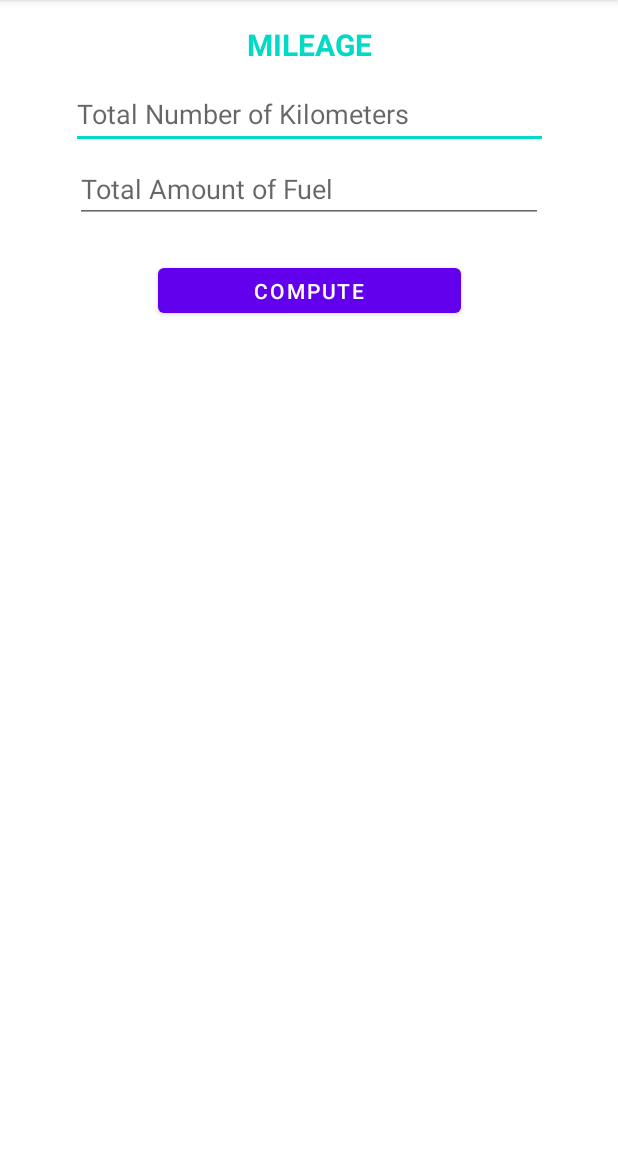
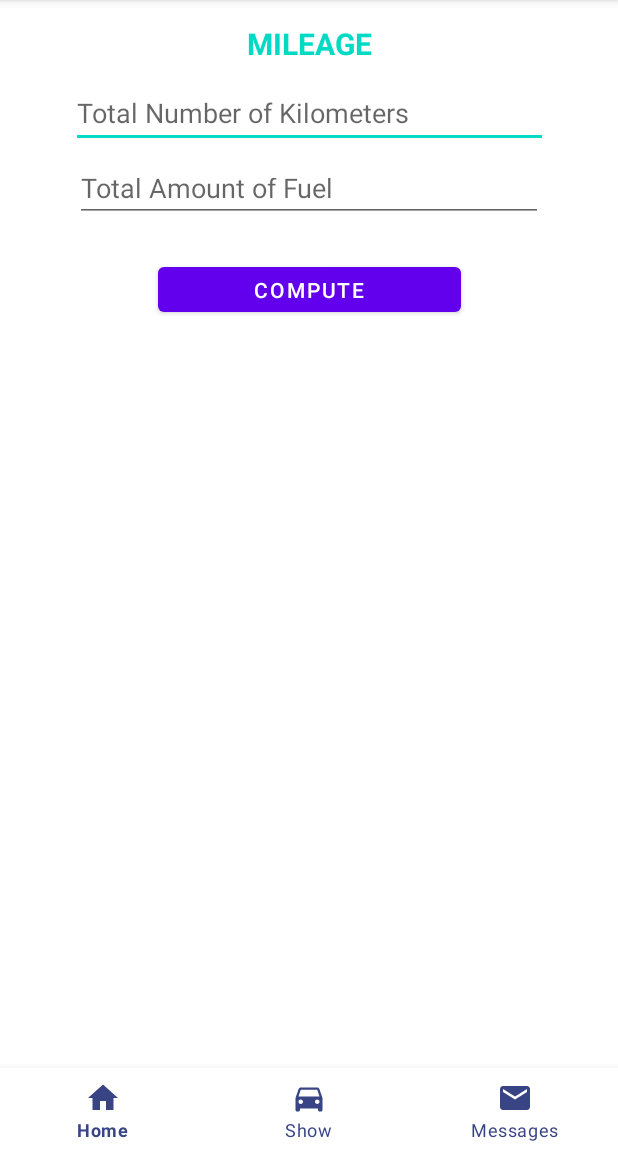
Before and after one commit to Nzovia/MileageChecker, an Android app: the screen it shows after launch (MainActivity), on a phone screen of 412 x 824 dp, the part 84-1236 px from its top. Run offline under Robolectric (Android 15) with nearby library versions, the light colour scheme and no system bars.

Commit message:
bottom navigation for traversing from home fragment to show and chats respectively

```diff
--- a/app/build.gradle
+++ b/app/build.gradle
@@ -37,7 +37,12 @@ dependencies {
     implementation 'androidx.appcompat:appcompat:1.3.1'
     implementation 'com.google.android.material:material:1.4.0'
     implementation 'androidx.constraintlayout:constraintlayout:2.1.1'
+    implementation 'androidx.legacy:legacy-support-v4:1.0.0'
     testImplementation 'junit:junit:4.+'
     androidTestImplementation 'androidx.test.ext:junit:1.1.3'
     androidTestImplementation 'androidx.test.espresso:espresso-core:3.4.0'
+    //recyclerview
+    implementation 'androidx.recyclerview:recyclerview:1.2.0'
+    //cardView
+    implementation 'androidx.cardview:cardview:1.0.0'
 }
--- a/app/src/main/java/com/nicholas/mileagechecker/MainActivity.kt
+++ b/app/src/main/java/com/nicholas/mileagechecker/MainActivity.kt
@@ -2,13 +2,45 @@ package com.nicholas.mileagechecker
 
 import androidx.appcompat.app.AppCompatActivity
 import android.os.Bundle
+import android.widget.EditText
+import androidx.fragment.app.Fragment
+import com.google.android.material.bottomnavigation.BottomNavigationView
+import com.nicholas.mileagechecker.fragments.CarsFragment
+import com.nicholas.mileagechecker.fragments.HomeFragment
+import com.nicholas.mileagechecker.fragments.MessagesFragment
 
 class MainActivity : AppCompatActivity() {
+    //create variables for the fragments
+    private val home = HomeFragment()
+    private val cars = CarsFragment()
+    private val chats = MessagesFragment()
+
     override fun onCreate(savedInstanceState: Bundle?) {
         super.onCreate(savedInstanceState)
         setContentView(R.layout.activity_main)
         //accessing widgets in Kotlin using their ID's
+        showFragments(home)
+        //to navigate through the items selected we need to select items from the bottomNavigation widget
 
+        val bottom_navigation = findViewById<BottomNavigationView>(R.id.bottomNav)
+        bottom_navigation.setOnNavigationItemSelectedListener() {
+            when(it.itemId){
+                R.id.homefrag -> showFragments(home)
+                R.id.carsfrag -> showFragments(cars)
+                R.id.communicationfrag ->showFragments(chats)
+            }
+            true
+        }
+
+    }
+
+    //Create a function Begin Transaction
+    private fun showFragments(fragment: Fragment){
+        if (fragment != null){
+            val transaction = supportFragmentManager.beginTransaction()
+            transaction.replace(R.id.fragContainer,fragment)
+            transaction.commit()
+        }
 
     }
 }
--- /dev/null
+++ b/app/src/main/java/com/nicholas/mileagechecker/fragments/CarsFragment.kt
@@ -0,0 +1,60 @@
+package com.nicholas.mileagechecker.fragments
+
+import android.os.Bundle
+import androidx.fragment.app.Fragment
+import android.view.LayoutInflater
+import android.view.View
+import android.view.ViewGroup
+import com.nicholas.mileagechecker.R
+
+// TODO: Rename parameter arguments, choose names that match
+// the fragment initialization parameters, e.g. ARG_ITEM_NUMBER
+private const val ARG_PARAM1 = "param1"
+private const val ARG_PARAM2 = "param2"
+
+/**
+ * A simple [Fragment] subclass.
+ * Use the [CarsFragment.newInstance] factory method to
+ * create an instance of this fragment.
+ */
+class CarsFragment : Fragment() {
+    // TODO: Rename and change types of parameters
+    private var param1: String? = null
+    private var param2: String? = null
+
+    override fun onCreate(savedInstanceState: Bundle?) {
+        super.onCreate(savedInstanceState)
+        arguments?.let {
+            param1 = it.getString(ARG_PARAM1)
+            param2 = it.getString(ARG_PARAM2)
+        }
+    }
+
+    override fun onCreateView(
+        inflater: LayoutInflater, container: ViewGroup?,
+        savedInstanceState: Bundle?
+    ): View? {
+        // Inflate the layout for this fragment
+        return inflater.inflate(R.layout.fragment_cars, container, false)
+    }
+
+    companion object {
+        /**
+         * Use this factory method to create a new instance of
+         * this fragment using the provided parameters.
+         *
+         * @param param1 Parameter 1.
+         * @param param2 Parameter 2.
+         * @return A new instance of fragment CarsFragment.
+         */
+        // TODO: Rename and change types and number of parameters
+        @JvmStatic
+        fun newInstance(param1: String, param2: String) =
+            CarsFragment().apply {
+                arguments = Bundle().apply {
+                    putString(ARG_PARAM1, param1)
+                    putString(ARG_PARAM2, param2)
+                }
+            }
+    }
+}
--- /dev/null
+++ b/app/src/main/java/com/nicholas/mileagechecker/fragments/HomeFragment.kt
@@ -0,0 +1,62 @@
+package com.nicholas.mileagechecker.fragments
+
+import android.os.Bundle
+import androidx.fragment.app.Fragment
+import android.view.LayoutInflater
+import android.view.View
+import android.view.ViewGroup
+import com.nicholas.mileagechecker.R
+
+// TODO: Rename parameter arguments, choose names that match
+// the fragment initialization parameters, e.g. ARG_ITEM_NUMBER
+private const val ARG_PARAM1 = "param1"
+private const val ARG_PARAM2 = "param2"
+
+/**
+ * A simple [Fragment] subclass.
+ * Use the [HomeFragment.newInstance] factory method to
+ * create an instance of this fragment.
+ */
+class HomeFragment : Fragment() {
+    // TODO: Rename and change types of parameters
+    private var param1: String? = null
+    private var param2: String? = null
+    //        val enterDistance = this.findViewById(R.id.distance) as EditText
+//        val enterFuel = this.findViewById(R.id.fuel) as EditText
+
+    override fun onCreate(savedInstanceState: Bundle?) {
+        super.onCreate(savedInstanceState)
+        arguments?.let {
+            param1 = it.getString(ARG_PARAM1)
+            param2 = it.getString(ARG_PARAM2)
+        }
+    }
+
+    override fun onCreateView(
+        inflater: LayoutInflater, container: ViewGroup?,
+        savedInstanceState: Bundle?
+    ): View? {
+        // Inflate the layout for this fragment
+        return inflater.inflate(R.layout.fragment_home, container, false)
+    }
+
+    companion object {
+        /**
+         * Use this factory method to create a new instance of
+         * this fragment using the provided parameters.
+         *
+         * @param param1 Parameter 1.
+         * @param param2 Parameter 2.
+         * @return A new instance of fragment HomeFragment.
+         */
+        // TODO: Rename and change types and number of parameters
+        @JvmStatic
+        fun newInstance(param1: String, param2: String) =
+            HomeFragment().apply {
+                arguments = Bundle().apply {
+                    putString(ARG_PARAM1, param1)
+                    putString(ARG_PARAM2, param2)
+                }
+            }
+    }
+}
--- /dev/null
+++ b/app/src/main/java/com/nicholas/mileagechecker/fragments/MessagesFragment.kt
@@ -0,0 +1,60 @@
+package com.nicholas.mileagechecker.fragments
+
+import android.os.Bundle
+import androidx.fragment.app.Fragment
+import android.view.LayoutInflater
+import android.view.View
+import android.view.ViewGroup
+import com.nicholas.mileagechecker.R
+
+// TODO: Rename parameter arguments, choose names that match
+// the fragment initialization parameters, e.g. ARG_ITEM_NUMBER
+private const val ARG_PARAM1 = "param1"
+private const val ARG_PARAM2 = "param2"
+
+/**
+ * A simple [Fragment] subclass.
+ * Use the [MessagesFragment.newInstance] factory method to
+ * create an instance of this fragment.
+ */
+class MessagesFragment : Fragment() {
+    // TODO: Rename and change types of parameters
+    private var param1: String? = null
+    private var param2: String? = null
+
+    override fun onCreate(savedInstanceState: Bundle?) {
+        super.onCreate(savedInstanceState)
+        arguments?.let {
+            param1 = it.getString(ARG_PARAM1)
+            param2 = it.getString(ARG_PARAM2)
+        }
+    }
+
+    override fun onCreateView(
+        inflater: LayoutInflater, container: ViewGroup?,
+        savedInstanceState: Bundle?
+    ): View? {
+        // Inflate the layout for this fragment
+        return inflater.inflate(R.layout.fragment_messages, container, false)
+    }
+
+    companion object {
+        /**
+         * Use this factory method to create a new instance of
+         * this fragment using the provided parameters.
+         *
+         * @param param1 Parameter 1.
+         * @param param2 Parameter 2.
+         * @return A new instance of fragment MessagesFragment.
+         */
+        // TODO: Rename and change types and number of parameters
+        @JvmStatic
+        fun newInstance(param1: String, param2: String) =
+            MessagesFragment().apply {
+                arguments = Bundle().apply {
+                    putString(ARG_PARAM1, param1)
+                    putString(ARG_PARAM2, param2)
+                }
+            }
+    }
+}
--- /dev/null
+++ b/app/src/main/res/drawable/ic_car.xml
@@ -0,0 +1,5 @@
+<vector android:height="24dp" android:tint="#585990"
+    android:viewportHeight="24" android:viewportWidth="24"
+    android:width="24dp" xmlns:android="http://schemas.android.com/apk/res/android">
+    <path android:fillColor="@android:color/white" android:pathData="M18.92,6.01C18.72,5.42 18.16,5 17.5,5h-11c-0.66,0 -1.21,0.42 -1.42,1.01L3,12v8c0,0.55 0.45,1 1,1h1c0.55,0 1,-0.45 1,-1v-1h12v1c0,0.55 0.45,1 1,1h1c0.55,0 1,-0.45 1,-1v-8l-2.08,-5.99zM6.5,16c-0.83,0 -1.5,-0.67 -1.5,-1.5S5.67,13 6.5,13s1.5,0.67 1.5,1.5S7.33,16 6.5,16zM17.5,16c-0.83,0 -1.5,-0.67 -1.5,-1.5s0.67,-1.5 1.5,-1.5 1.5,0.67 1.5,1.5 -0.67,1.5 -1.5,1.5zM5,11l1.5,-4.5h11L19,11L5,11z"/>
+</vector>
--- /dev/null
+++ b/app/src/main/res/drawable/ic_home.xml
@@ -0,0 +1,5 @@
+<vector android:height="24dp" android:tint="#585990"
+    android:viewportHeight="24" android:viewportWidth="24"
+    android:width="24dp" xmlns:android="http://schemas.android.com/apk/res/android">
+    <path android:fillColor="@android:color/white" android:pathData="M10,20v-6h4v6h5v-8h3L12,3 2,12h3v8z"/>
+</vector>
--- /dev/null
+++ b/app/src/main/res/drawable/ic_message.xml
@@ -0,0 +1,5 @@
+<vector android:height="24dp" android:tint="#585990"
+    android:viewportHeight="24" android:viewportWidth="24"
+    android:width="24dp" xmlns:android="http://schemas.android.com/apk/res/android">
+    <path android:fillColor="@android:color/white" android:pathData="M20,4L4,4c-1.1,0 -1.99,0.9 -1.99,2L2,18c0,1.1 0.9,2 2,2h16c1.1,0 2,-0.9 2,-2L22,6c0,-1.1 -0.9,-2 -2,-2zM20,8l-8,5 -8,-5L4,6l8,5 8,-5v2z"/>
+</vector>
--- a/app/src/main/res/layout/activity_main.xml
+++ b/app/src/main/res/layout/activity_main.xml
@@ -5,53 +5,25 @@
     android:layout_width="match_parent"
     android:layout_height="match_parent"
     tools:context=".MainActivity">
+<!--    here wew create framelayout that is the container for all the fragments -->
+    <FrameLayout
+        android:id="@+id/fragContainer"
+        android:layout_width="match_parent"
+        android:layout_height="0dp"
+        app:layout_constraintTop_toTopOf="parent"
+        app:layout_constraintBottom_toTopOf="@+id/bottomNav"
+        />
 
-    <TextView
-        android:id="@+id/textView"
-        android:layout_width="wrap_content"
+    <com.google.android.material.bottomnavigation.BottomNavigationView
+        android:id="@+id/bottomNav"
+        android:layout_width="match_parent"
         android:layout_height="wrap_content"
-        android:text="Mileage"
-        android:textAllCaps="true"
-        android:textColor="@color/teal_200"
-        android:textSize="20sp"
-        android:textStyle="bold"
         app:layout_constraintBottom_toBottomOf="parent"
         app:layout_constraintLeft_toLeftOf="parent"
         app:layout_constraintRight_toRightOf="parent"
-        app:layout_constraintTop_toTopOf="parent"
-        app:layout_constraintVertical_bias="0.022" />
-
-    <EditText
-        android:id="@+id/distance"
-        android:layout_width="318dp"
-        android:layout_height="46dp"
-        android:layout_marginTop="10dp"
-        android:ems="10"
-        android:inputType="numberDecimal"
-        android:hint="@string/total_number_of_kilometers"
-        app:layout_constraintEnd_toEndOf="@+id/textView"
-        app:layout_constraintStart_toStartOf="@+id/textView"
-        app:layout_constraintTop_toBottomOf="@+id/textView" />
-    <EditText
-        android:id="@+id/fuel"
-        android:layout_width="312dp"
-        android:layout_height="39dp"
-        android:layout_marginTop="10dp"
-        android:ems="10"
-        android:inputType="numberDecimal"
-        android:hint="@string/total_amount_of_fuel"
-        app:layout_constraintEnd_toEndOf="parent"
-        app:layout_constraintStart_toStartOf="parent"
-        app:layout_constraintTop_toBottomOf="@+id/distance" />
-
-    <Button
-        android:id="@+id/buttonCompute"
-        android:layout_width="202dp"
-        android:layout_height="42dp"
-        android:layout_marginTop="24dp"
-        android:text="Compute"
-        app:layout_constraintEnd_toEndOf="@+id/fuel"
-        app:layout_constraintStart_toStartOf="@+id/fuel"
-        app:layout_constraintTop_toBottomOf="@+id/fuel" />
+        android:background="#ffffff"
+        app:itemIconTint="#394485"
+        app:itemTextColor="#394485"
+        app:menu="@menu/bottomenu"/>
 
 </androidx.constraintlayout.widget.ConstraintLayout>
--- /dev/null
+++ b/app/src/main/res/layout/fragment_home.xml
@@ -0,0 +1,58 @@
+<?xml version="1.0" encoding="utf-8"?>
+<androidx.constraintlayout.widget.ConstraintLayout xmlns:android="http://schemas.android.com/apk/res/android"
+    xmlns:tools="http://schemas.android.com/tools"
+    android:layout_width="match_parent"
+    android:layout_height="match_parent"
+    xmlns:app="http://schemas.android.com/apk/res-auto"
+    tools:context=".fragments.HomeFragment">
+
+    <!-- TODO: Update blank fragment layout -->
+    <TextView
+        android:id="@+id/textView"
+        android:layout_width="wrap_content"
+        android:layout_height="wrap_content"
+        android:text="Mileage"
+        android:textAllCaps="true"
+        android:textColor="@color/teal_200"
+        android:textSize="20sp"
+        android:textStyle="bold"
+        app:layout_constraintBottom_toBottomOf="parent"
+        app:layout_constraintLeft_toLeftOf="parent"
+        app:layout_constraintRight_toRightOf="parent"
+        app:layout_constraintTop_toTopOf="parent"
+        app:layout_constraintVertical_bias="0.022" />
+
+    <EditText
+        android:id="@+id/distance"
+        android:layout_width="318dp"
+        android:layout_height="46dp"
+        android:layout_marginTop="10dp"
+        android:ems="10"
+        android:inputType="numberDecimal"
+        android:hint="@string/total_number_of_kilometers"
+        app:layout_constraintEnd_toEndOf="@+id/textView"
+        app:layout_constraintStart_toStartOf="@+id/textView"
+        app:layout_constraintTop_toBottomOf="@+id/textView" />
+    <EditText
+        android:id="@+id/fuel"
+        android:layout_width="312dp"
+        android:layout_height="39dp"
+        android:layout_marginTop="10dp"
+        android:ems="10"
+        android:inputType="numberDecimal"
+        android:hint="@string/total_amount_of_fuel"
+        app:layout_constraintEnd_toEndOf="parent"
+        app:layout_constraintStart_toStartOf="parent"
+        app:layout_constraintTop_toBottomOf="@+id/distance" />
+
+    <Button
+        android:id="@+id/buttonCompute"
+        android:layout_width="202dp"
+        android:layout_height="42dp"
+        android:layout_marginTop="24dp"
+        android:text="Compute"
+        app:layout_constraintEnd_toEndOf="@+id/fuel"
+        app:layout_constraintStart_toStartOf="@+id/fuel"
+        app:layout_constraintTop_toBottomOf="@+id/fuel" />
+
+</androidx.constraintlayout.widget.ConstraintLayout>
--- /dev/null
+++ b/app/src/main/res/menu/bottomenu.xml
@@ -0,0 +1,18 @@
+<?xml version="1.0" encoding="utf-8"?>
+<menu xmlns:android="http://schemas.android.com/apk/res/android">
+    <item
+        android:id="@+id/homefrag"
+        android:title="Home"
+        android:icon="@drawable/ic_home"
+        />
+
+    <item
+        android:id="@+id/carsfrag"
+        android:title="Show"
+        android:icon="@drawable/ic_car"/>
+    <item
+        android:id="@+id/communicationfrag"
+        android:title="Messages"
+        android:icon="@drawable/ic_message"/>
+
+</menu>
--- a/app/src/main/res/values/strings.xml
+++ b/app/src/main/res/values/strings.xml
@@ -2,4 +2,6 @@
     <string name="app_name">MileageChecker</string>
     <string name="total_number_of_kilometers">Total Number of Kilometers</string>
     <string name="total_amount_of_fuel">Total Amount of Fuel</string>
+    <!-- TODO: Remove or change this placeholder text -->
+    <string name="hello_blank_fragment">Hello blank fragment</string>
 </resources>
```
Also changed, not shown: app/src/main/res/layout/fragment_cars.xml (added, +21 -0 lines), app/src/main/res/layout/fragment_messages.xml (added, +21 -0 lines).
